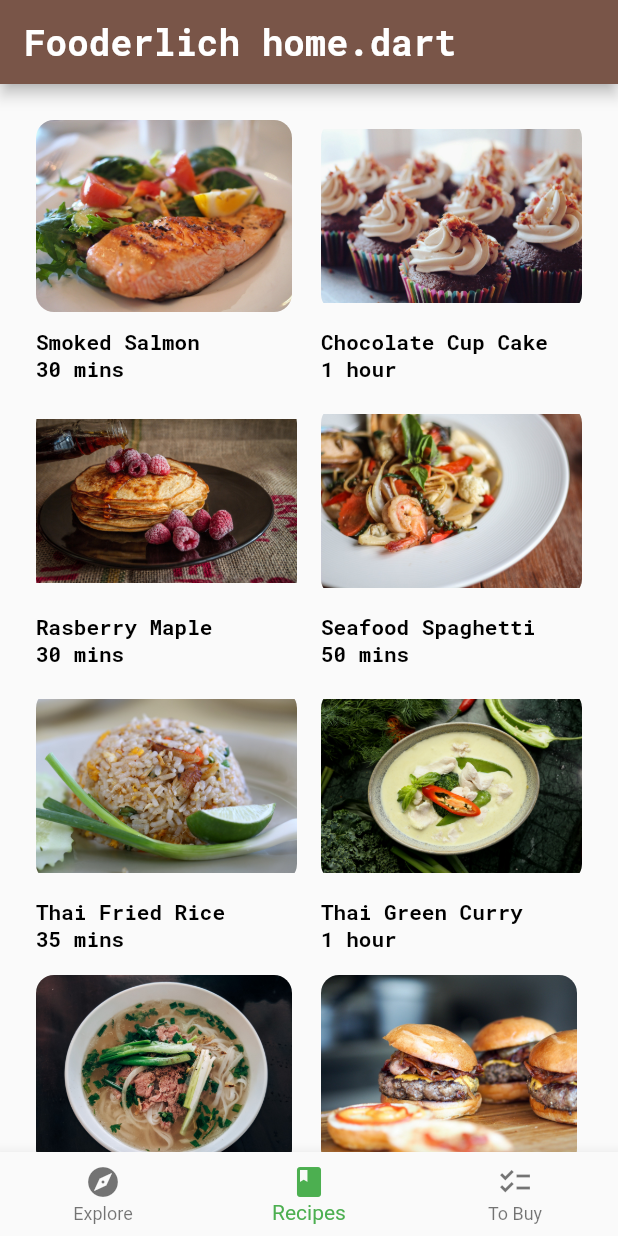
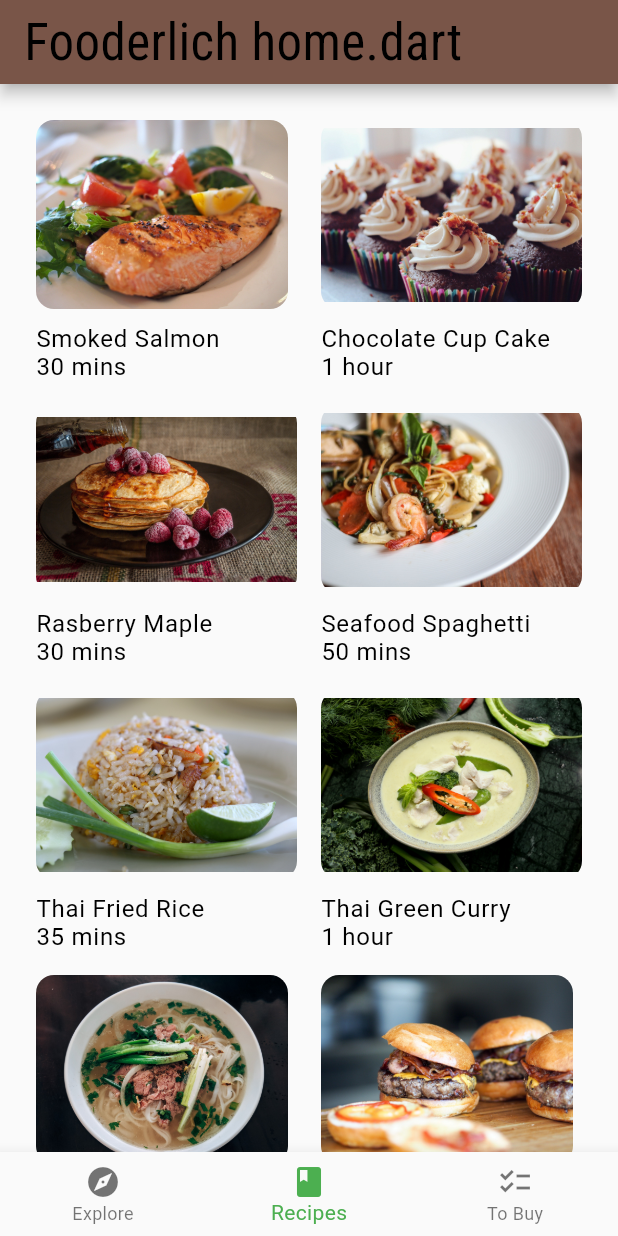
Before and after one commit to OscarAlmgren/apprentice_flutter, a Flutter app: the screen it shows after launch, item 2 of the bottom bar chosen, on a phone screen of 412 x 824 dp. Run offline on Flutter 3.47's test engine with Material 2 defaults, Android fonts, the phone set to English and light mode, and no system bars; our stand-ins replace google_fonts.

Commit message:
Font theme updated

```diff
--- a/lib/fooderlich_theme.dart
+++ b/lib/fooderlich_theme.dart
@@ -3,67 +3,163 @@ import 'package:google_fonts/google_fonts.dart';
 
 class FooderlichTheme {
   static TextTheme lightTextTheme = TextTheme(
-    bodyText1: GoogleFonts.robotoMono(
-      fontSize: 14.0,
-      fontWeight: FontWeight.w700,
+    headline1: GoogleFonts.shrikhand(
+      fontSize: 94.0,
+      fontWeight: FontWeight.w300,
+      letterSpacing: -1.5,
       color: Colors.black,
     ),
-    headline1: GoogleFonts.robotoMono(
-      fontSize: 32.0,
-      fontWeight: FontWeight.bold,
+    headline2: GoogleFonts.shrikhand(
+      fontSize: 58.0,
+      fontWeight: FontWeight.w300,
+      letterSpacing: -0.5,
       color: Colors.black,
     ),
-    headline2: GoogleFonts.robotoMono(
-      fontSize: 21.0,
-      fontWeight: FontWeight.w700,
+    headline3: GoogleFonts.shrikhand(
+      fontSize: 46.0,
+      fontWeight: FontWeight.w400,
+      letterSpacing: 0,
       color: Colors.black,
     ),
-    headline3: GoogleFonts.robotoMono(
-      fontSize: 16.0,
-      fontWeight: FontWeight.w600,
+    headline4: GoogleFonts.robotoCondensed(
+      fontSize: 34.0,
+      fontWeight: FontWeight.w400,
+      letterSpacing: 0.25,
       color: Colors.black,
     ),
-    headline6: GoogleFonts.robotoMono(
-      fontSize: 20.0,
-      fontWeight: FontWeight.w600,
+    headline5: GoogleFonts.robotoCondensed(
+      fontSize: 10.0,
+      fontWeight: FontWeight.w400,
+      letterSpacing: 0,
       color: Colors.black,
     ),
-    headline4: GoogleFonts.robotoMono(
+    headline6: GoogleFonts.robotoCondensed(
       fontSize: 24.0,
-      fontWeight: FontWeight.bold,
-      color: Colors.white,
+      fontWeight: FontWeight.w400,
+      letterSpacing: 0,
+      color: Colors.black,
+    ),
+    subtitle1: GoogleFonts.openSans(
+      fontSize: 16.0,
+      fontWeight: FontWeight.w400,
+      letterSpacing: 0.15,
+      color: Colors.black,
+    ),
+    subtitle2: GoogleFonts.openSans(
+      fontSize: 14.0,
+      fontWeight: FontWeight.w500,
+      letterSpacing: 0.1,
+      color: Colors.black,
+    ),
+    bodyText1: GoogleFonts.roboto(
+      fontSize: 16.0,
+      fontWeight: FontWeight.w400,
+      letterSpacing: 0.5,
+      color: Colors.black,
+    ),
+    bodyText2: GoogleFonts.roboto(
+      fontSize: 14.0,
+      fontWeight: FontWeight.w400,
+      letterSpacing: 0.25,
+      color: Colors.black,
+    ),
+    button: GoogleFonts.roboto(
+      fontSize: 14.0,
+      fontWeight: FontWeight.w500,
+      letterSpacing: 1.25,
+      color: Colors.black,
+    ),
+    caption: GoogleFonts.roboto(
+      fontSize: 12.0,
+      fontWeight: FontWeight.w400,
+      letterSpacing: 0.4,
+      color: Colors.black,
+    ),
+    overline: GoogleFonts.roboto(
+      fontSize: 10.0,
+      fontWeight: FontWeight.w400,
+      letterSpacing: 1.5,
+      color: Colors.black,
     ),
   );
 
   static TextTheme darkTextTheme = TextTheme(
-    bodyText1: GoogleFonts.robotoMono(
-      fontSize: 14.0,
-      fontWeight: FontWeight.w700,
+    headline1: GoogleFonts.shrikhand(
+      fontSize: 94.0,
+      fontWeight: FontWeight.w300,
+      letterSpacing: -1.5,
       color: Colors.white,
     ),
-    headline1: GoogleFonts.robotoMono(
-      fontSize: 32.0,
-      fontWeight: FontWeight.bold,
+    headline2: GoogleFonts.shrikhand(
+      fontSize: 58.0,
+      fontWeight: FontWeight.w300,
+      letterSpacing: -0.5,
       color: Colors.white,
     ),
-    headline2: GoogleFonts.robotoMono(
-      fontSize: 21.0,
-      fontWeight: FontWeight.w700,
+    headline3: GoogleFonts.shrikhand(
+      fontSize: 46.0,
+      fontWeight: FontWeight.w400,
+      letterSpacing: 0,
       color: Colors.white,
     ),
-    headline3: GoogleFonts.robotoMono(
-      fontSize: 16.0,
-      fontWeight: FontWeight.w600,
+    headline4: GoogleFonts.robotoCondensed(
+      fontSize: 34.0,
+      fontWeight: FontWeight.w400,
+      letterSpacing: 0.25,
       color: Colors.white,
     ),
-    headline6: GoogleFonts.robotoMono(
-      fontSize: 20.0,
-      fontWeight: FontWeight.w600,
+    headline5: GoogleFonts.robotoCondensed(
+      fontSize: 10.0,
+      fontWeight: FontWeight.w400,
+      letterSpacing: 0,
       color: Colors.white,
     ),
-    headline4: GoogleFonts.robotoMono(
+    headline6: GoogleFonts.robotoCondensed(
       fontSize: 24.0,
-      fontWeight: FontWeight.bold,
+      fontWeight: FontWeight.w400,
+      letterSpacing: 0,
+      color: Colors.white,
+    ),
+    subtitle1: GoogleFonts.openSans(
+      fontSize: 16.0,
+      fontWeight: FontWeight.w400,
+      letterSpacing: 0.15,
+      color: Colors.white,
+    ),
+    subtitle2: GoogleFonts.openSans(
+      fontSize: 14.0,
+      fontWeight: FontWeight.w500,
+      letterSpacing: 0.1,
+      color: Colors.white,
+    ),
+    bodyText1: GoogleFonts.roboto(
+      fontSize: 16.0,
+      fontWeight: FontWeight.w400,
+      letterSpacing: 0.5,
+      color: Colors.white,
+    ),
+    bodyText2: GoogleFonts.roboto(
+      fontSize: 14.0,
+      fontWeight: FontWeight.w400,
+      letterSpacing: 0.25,
+      color: Colors.white,
+    ),
+    button: GoogleFonts.roboto(
+      fontSize: 14.0,
+      fontWeight: FontWeight.w500,
+      letterSpacing: 1.25,
+      color: Colors.white,
+    ),
+    caption: GoogleFonts.roboto(
+      fontSize: 12.0,
+      fontWeight: FontWeight.w400,
+      letterSpacing: 0.4,
+      color: Colors.white,
+    ),
+    overline: GoogleFonts.roboto(
+      fontSize: 10.0,
+      fontWeight: FontWeight.w400,
+      letterSpacing: 1.5,
       color: Colors.white,
     ),
   );
```
